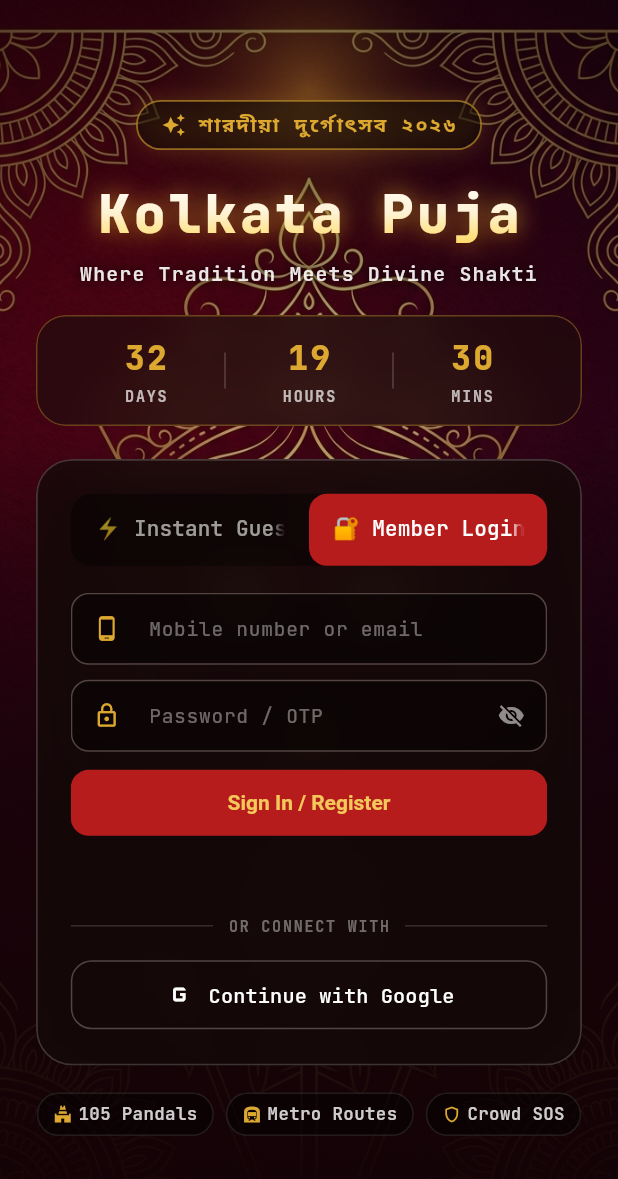
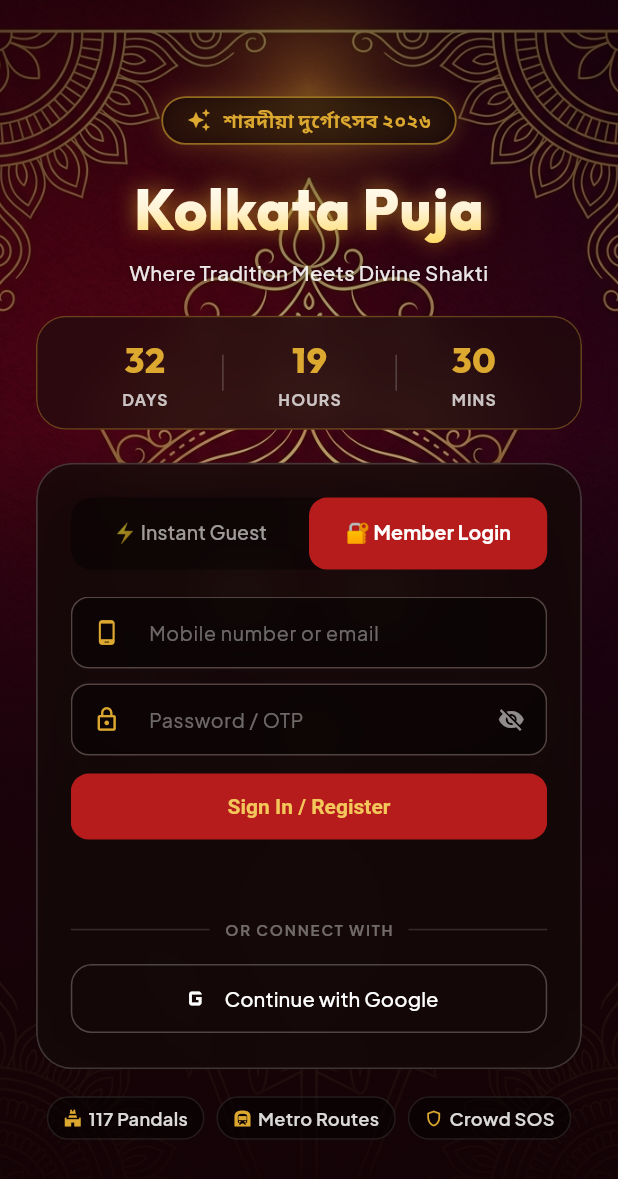
Before and after one commit to Arnab-apk/Hopping_Guide, a Flutter app: the screen it shows after launch, tab 2 chosen, on a phone screen of 412 x 824 dp. Shown: the top 1179 px of the screen. Run offline on Flutter 3.47's test engine with Material 3 defaults, Android fonts, the phone set to English and light mode, and no system bars; our stand-ins replace cloud_firestore, firebase_auth, firebase_core, firebase_database, flutter_map, geolocator and 5 more; accounts and stored records are empty; network calls fail.

```diff
--- a/app/lib/config/theme.dart
+++ b/app/lib/config/theme.dart
@@ -46,20 +46,20 @@
         brightness: Brightness.light,
       ),
       scaffoldBackgroundColor: PujaColors.ivoryBg,
-      textTheme: GoogleFonts.jetBrainsMonoTextTheme(ThemeData.light().textTheme),
+      textTheme: GoogleFonts.plusJakartaSansTextTheme(ThemeData.light().textTheme),
       appBarTheme: AppBarTheme(
         centerTitle: true,
         backgroundColor: PujaColors.crimsonVelvet,
         foregroundColor: PujaColors.goldBright,
-        elevation: 2,
-        shadowColor: Colors.black38,
+        elevation: 1,
+        shadowColor: Colors.black26,
         iconTheme: const IconThemeData(color: PujaColors.goldBright),
         actionsIconTheme: const IconThemeData(color: PujaColors.goldBright),
-        titleTextStyle: GoogleFonts.jetBrainsMono(
+        titleTextStyle: GoogleFonts.outfit(
           color: PujaColors.goldBright,
-          fontSize: 19,
-          fontWeight: FontWeight.w800,
-          letterSpacing: 0.5,
+          fontSize: 18.5,
+          fontWeight: FontWeight.w700,
+          letterSpacing: 0.2,
         ),
       ),
       cardTheme: CardThemeData(
@@ -160,20 +160,20 @@
         brightness: Brightness.dark,
       ),
       scaffoldBackgroundColor: PujaColors.nightBg,
-      textTheme: GoogleFonts.jetBrainsMonoTextTheme(ThemeData.dark().textTheme),
+      textTheme: GoogleFonts.plusJakartaSansTextTheme(ThemeData.dark().textTheme),
       appBarTheme: AppBarTheme(
         centerTitle: true,
         backgroundColor: PujaColors.crimsonVelvet,
         foregroundColor: PujaColors.goldBright,
-        elevation: 2,
-        shadowColor: Colors.black54,
+        elevation: 1,
+        shadowColor: Colors.black45,
         iconTheme: const IconThemeData(color: PujaColors.goldBright),
         actionsIconTheme: const IconThemeData(color: PujaColors.goldBright),
-        titleTextStyle: GoogleFonts.jetBrainsMono(
+        titleTextStyle: GoogleFonts.outfit(
           color: PujaColors.goldBright,
-          fontSize: 19,
-          fontWeight: FontWeight.w800,
-          letterSpacing: 0.5,
+          fontSize: 18.5,
+          fontWeight: FontWeight.w700,
+          letterSpacing: 0.2,
         ),
       ),
       cardTheme: CardThemeData(
--- a/app/lib/screens/group_screen.dart
+++ b/app/lib/screens/group_screen.dart
@@ -1,8 +1,11 @@
+import 'dart:math';
 import 'package:flutter/material.dart';
 import 'package:flutter/services.dart';
 import 'package:share_plus/share_plus.dart';
+import 'package:shared_preferences/shared_preferences.dart';
 
 import '../config/theme.dart';
+import '../services/auth_service.dart';
 import '../utils/responsive.dart';
 
 /// Group Member model for hopping squads
--- a/app/lib/screens/welcome_screen.dart
+++ b/app/lib/screens/welcome_screen.dart
@@ -181,16 +181,16 @@
                         ),
                         child: Row(
                           mainAxisSize: MainAxisSize.min,
-                          children: const [
-                            Icon(Icons.auto_awesome, color: PujaColors.festivalGold, size: 16),
-                            SizedBox(width: 8),
+                          children: [
+                            const Icon(Icons.auto_awesome, color: PujaColors.festivalGold, size: 16),
+                            const SizedBox(width: 8),
                             Text(
                               'শারদীয়া দুর্গোৎসব ২০২৬',
-                              style: TextStyle(
+                              style: GoogleFonts.plusJakartaSans(
                                 color: PujaColors.festivalGold,
-                                fontWeight: FontWeight.bold,
-                                fontSize: 13,
-                                letterSpacing: 1.2,
+                                fontWeight: FontWeight.w700,
+                                fontSize: 12.5,
+                                letterSpacing: 0.4,
                               ),
                             ),
                           ],
@@ -211,15 +211,15 @@
                         ).createShader(bounds),
                         child: Text(
                           'Kolkata Puja',
-                          style: GoogleFonts.jetBrainsMono(
-                            fontSize: isCompact ? 30 : 36,
-                            fontWeight: FontWeight.w900,
-                            letterSpacing: 2,
+                          style: GoogleFonts.outfit(
+                            fontSize: isCompact ? 32 : 38,
+                            fontWeight: FontWeight.w800,
+                            letterSpacing: 0.6,
                             color: Colors.white,
                             shadows: [
                               Shadow(
-                                color: PujaColors.festivalGold.withValues(alpha: 0.8),
-                                blurRadius: 20,
+                                color: PujaColors.festivalGold.withValues(alpha: 0.7),
+                                blurRadius: 18,
                               ),
                             ],
                           ),
@@ -229,13 +229,13 @@
                       Text(
                         'Where Tradition Meets Divine Shakti',
                         textAlign: TextAlign.center,
-                        style: GoogleFonts.jetBrainsMono(
+                        style: GoogleFonts.plusJakartaSans(
                           color: Colors.white.withValues(alpha: 0.9),
-                          fontSize: context.dynamicFont(12.5),
-                          letterSpacing: 0.8,
-                          fontWeight: FontWeight.w600,
+                          fontSize: context.dynamicFont(13),
+                          letterSpacing: 0.2,
+                          fontWeight: FontWeight.w500,
                           shadows: const [
-                            Shadow(color: Colors.black, blurRadius: 8),
+                            Shadow(color: Colors.black54, blurRadius: 6),
                           ],
                         ),
                       ),
@@ -311,6 +311,8 @@
                                     indicatorSize: TabBarIndicatorSize.tab,
                                     labelColor: Colors.white,
                                     unselectedLabelColor: Colors.white60,
+                                    labelStyle: GoogleFonts.plusJakartaSans(fontWeight: FontWeight.w700, fontSize: 13),
+                                    unselectedLabelStyle: GoogleFonts.plusJakartaSans(fontWeight: FontWeight.w500, fontSize: 13),
                                     dividerColor: Colors.transparent,
                                     tabs: const [
                                       Tab(text: '⚡ Instant Guest'),
@@ -332,7 +334,7 @@
                                           mainAxisAlignment: MainAxisAlignment.center,
                                           children: [
                                             const Text(
-                                              'Hop seamlessly without passwords.\nExplore all 105 Pandals, Metro routes & Crowd maps.',
+                                              'Hop seamlessly without passwords.\nExplore all 117 Pandals, Metro routes & Crowd maps.',
                                               textAlign: TextAlign.center,
                                               style: TextStyle(
                                                 color: Colors.white70,
@@ -511,7 +513,7 @@
                         spacing: 8,
                         runSpacing: 6,
                         children: [
-                          _buildFeatureBadge(Icons.temple_hindu, '105 Pandals'),
+                          _buildFeatureBadge(Icons.temple_hindu, '117 Pandals'),
                           _buildFeatureBadge(Icons.subway_rounded, 'Metro Routes'),
                           _buildFeatureBadge(Icons.shield_outlined, 'Crowd SOS'),
                         ],
@@ -536,21 +538,21 @@
         children: [
           Text(
             value,
-            style: GoogleFonts.jetBrainsMono(
+            style: GoogleFonts.outfit(
               color: PujaColors.festivalGold,
-              fontSize: context.dynamicFont(21),
-              fontWeight: FontWeight.w900,
-              letterSpacing: 1.5,
+              fontSize: context.dynamicFont(22),
+              fontWeight: FontWeight.w800,
+              letterSpacing: 0.5,
             ),
           ),
           const SizedBox(height: 2),
           Text(
             label,
-            style: GoogleFonts.jetBrainsMono(
-              color: Colors.white.withValues(alpha: 0.7),
-              fontSize: context.dynamicFont(9.5),
+            style: GoogleFonts.plusJakartaSans(
+              color: Colors.white.withValues(alpha: 0.75),
+              fontSize: context.dynamicFont(10),
               fontWeight: FontWeight.w700,
-              letterSpacing: 1.2,
+              letterSpacing: 0.8,
             ),
           ),
         ],
@@ -581,10 +583,11 @@
           const SizedBox(width: 4),
           Text(
             text,
-            style: GoogleFonts.jetBrainsMono(
-              color: Colors.white.withValues(alpha: 0.8),
-              fontSize: context.dynamicFont(11),
+            style: GoogleFonts.plusJakartaSans(
+              color: Colors.white.withValues(alpha: 0.85),
+              fontSize: context.dynamicFont(11.5),
               fontWeight: FontWeight.w600,
+              letterSpacing: 0.2,
             ),
           ),
         ],
```
Also changed, not shown: app/lib/main.dart (+13 -2 lines), app/lib/screens/map_screen.dart (+7 -2 lines), app/lib/services/auth_service.dart (+23 -2 lines), app/lib/widgets/pandal_detail_sheet.dart (+18 -8 lines), app/firebase.json (added), app/lib/firebase_options.dart (added), 2 other files.
